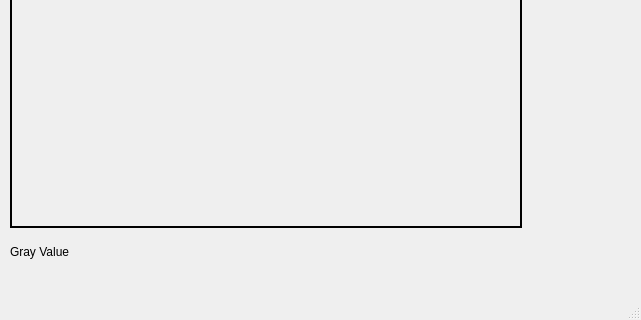
The window that imageviewer.ui (Chenjingzhi-cjb/ImageViewer) describes before a commit, drawn with Qt 5; both pictures show x 0 to 641 and y 294 to 614 of the 641 by 614 pixel window.
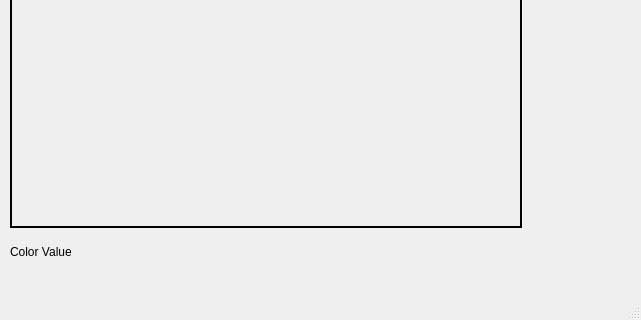
The same window after the commit. Custom widgets are drawn as their Qt base class.

```diff
--- a/imageviewer.ui
+++ b/imageviewer.ui
@@ -59,7 +59,7 @@
      </rect>
     </property>
     <property name="text">
-     <string>Gray Value</string>
+     <string>Color Value</string>
     </property>
    </widget>
   </widget>
```
Left out of the diff: 5 changed lines with no effect on the pictures.
